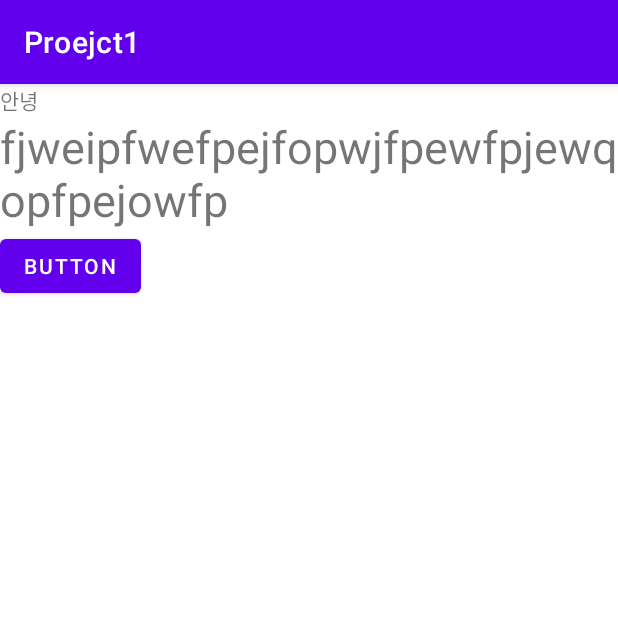
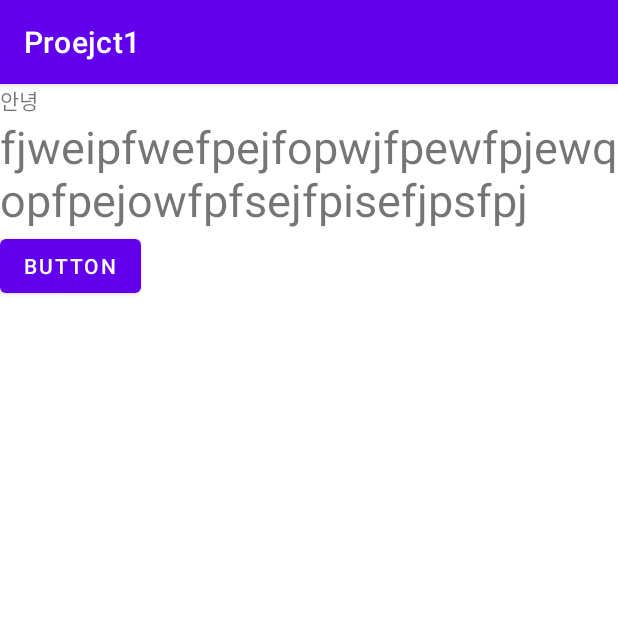
Before and after one commit to cktkdrms66/project1, an Android app: the screen it shows after launch (MainActivity), on a phone screen of 412 x 824 dp, the top half of it. Run offline under Robolectric (Android 15) with nearby library versions, the phone set to English and light mode, and no system bars.

```diff
--- a/Proejct1/app/src/main/java/com/example/proejct1/MainActivity.java
+++ b/Proejct1/app/src/main/java/com/example/proejct1/MainActivity.java
@@ -18,9 +18,10 @@ public class MainActivity extends AppCompatActivity {
         super.onCreate(savedInstanceState);
         setContentView(R.layout.activity_main);
 
+
         textView1 = findViewById(R.id.textView);
 
-        textView1.setText("fjweipfwefpejfopwjfpewfpjewqopfpejowfp");
+        textView1.setText("fjweipfwefpejfopwjfpewfpjewqopfpejowfpfsejfpisefjpsfpj");
 
         button = findViewById(R.id.button);
 
```
